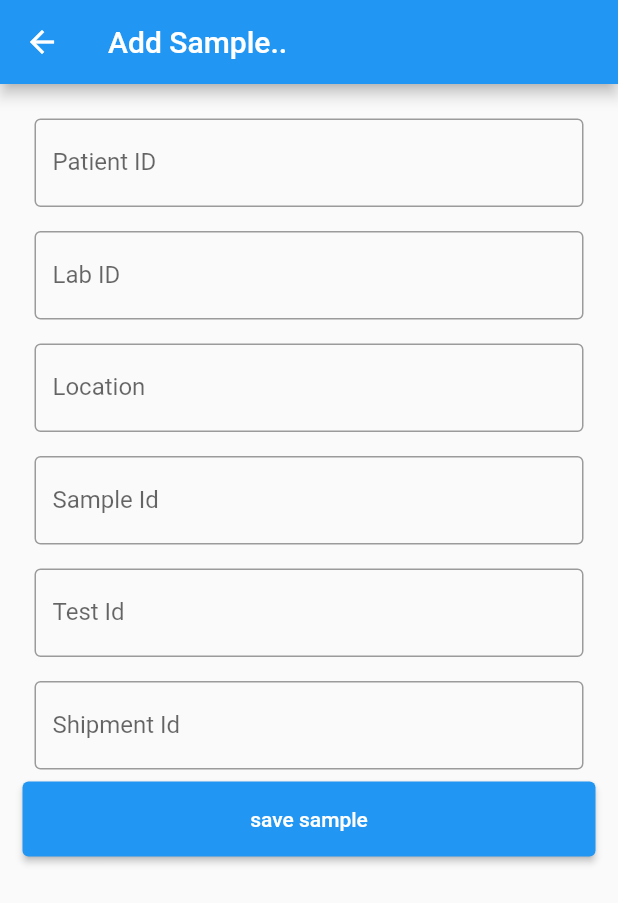
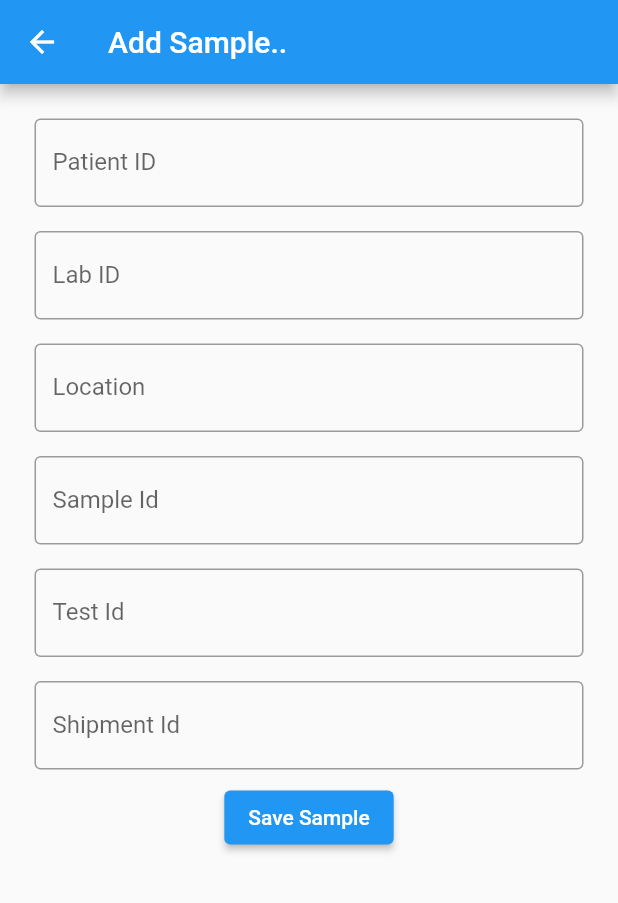
Before and after one commit to Tinomuchenje/sample-tracking, a Flutter app: the AddSampleDialog screen opened directly, on a phone screen of 412 x 824 dp. Shown: the top 903 px of the screen. Run offline on Flutter 3.47's test engine with Material 2 defaults, Android fonts, the phone set to English and light mode, and no system bars; our stand-ins replace sqflite; missing offline and left inert: dart:ffi; accounts and stored records are empty.

Commit message:
Added form for capturing patient data
- Cleaned patient model
- Extracted method for notification to be further made generic
- Created custom button for consistency and one change area

```diff
--- a/lib/consts/constants.dart
+++ b/lib/consts/constants.dart
@@ -30,3 +30,5 @@ const Color shrineSurfaceWhite = Color(0xFFFFFBFA);
 const Color shrineBackgroundWhite = Colors.white;
 
 const defaultLetterSpacing = 0.03;
+
+const defaultPadding = 15.0;
--- a/lib/models/patient.dart
+++ b/lib/models/patient.dart
@@ -1,44 +1,44 @@
 class Patient {
-  final String patient_id;
-  final String firstname;
-  final String lastname;
-  final String gender;
-  final DateTime dob;
-  final String client;
-  final String client_patient_id;
-  final String cohort_number;
-  final DateTime created_at;
-  final DateTime modified_at;
+  String patientId;
+  String firstname;
+  String lastname;
+  String gender;
+  DateTime dob;
+  String client;
+  String clientPatientId;
+  String cohortNumber;
+  DateTime dateCreated;
+  DateTime dateModified;
 
   Patient(
-      this.patient_id,
+      this.patientId,
       this.firstname,
       this.lastname,
       this.gender,
       this.dob,
       this.client,
-      this.client_patient_id,
-      this.cohort_number,
-      this.created_at,
-      this.modified_at);
+      this.clientPatientId,
+      this.cohortNumber,
+      this.dateCreated,
+      this.dateModified);
 
   Map<String, dynamic> toMap() {
     return {
-      'patient_id': patient_id,
+      'patient_id': patientId,
       'firstname': firstname,
       'lastname': lastname,
       'gender': gender,
       'dob': dob.toString(),
       'client': client,
-      'client_patient_id': client_patient_id,
-      'cohort_number': cohort_number,
-      'created_at': created_at.toString(),
-      'modified_at': modified_at.toString(),
+      'client_patient_id': clientPatientId,
+      'cohort_number': cohortNumber,
+      'created_at': dateCreated.toString(),
+      'modified_at': dateModified.toString(),
     };
   }
 
   @override
   String toString() {
-    return 'Patient{patient_id: $patient_id, firstname: $firstname, lastname: $lastname, gender: $gender, dob: $dob, client: $client, client_patient_id: $client_patient_id, cohort_number: $cohort_number, created_at: $created_at, modified_at: $modified_at}';
+    return 'Patient{patient_id: $patientId, firstname: $firstname, lastname: $lastname, gender: $gender, dob: $dob, client: $client, client_patient_id: $clientPatientId, cohort_number: $cohortNumber, created_at: $dateCreated, modified_at: $dateModified}';
   }
 }
--- a/lib/views/dialogs/add_sample.dart
+++ b/lib/views/dialogs/add_sample.dart
@@ -1,8 +1,10 @@
 import 'package:flutter/cupertino.dart';
 import 'package:flutter/material.dart';
 import 'package:provider/provider.dart';
+import 'package:sample_tracking_system_flutter/consts/constants.dart';
 import 'package:sample_tracking_system_flutter/models/sample.dart';
 import 'package:sample_tracking_system_flutter/providers/samples_provider.dart';
+import 'package:sample_tracking_system_flutter/views/widgets/custom_elevated_button.dart';
 import 'package:sample_tracking_system_flutter/views/widgets/custom_text_form_field.dart';
 
 class AddSampleDialog extends StatefulWidget {
@@ -16,11 +18,6 @@ class _AddSampleDialogState extends State<AddSampleDialog> {
   String sampleType = 'sample';
   late Sample _sample;
   final _formKey = GlobalKey<FormState>();
-
-  @override
-  void initState() {
-    super.initState();
-  }
 
   @override
   void didChangeDependencies() {
@@ -40,7 +37,7 @@ class _AddSampleDialogState extends State<AddSampleDialog> {
           child: ListView(
             children: <Widget>[
               Padding(
-                padding: const EdgeInsets.all(15),
+                padding: const EdgeInsets.all(defaultPadding),
                 child: Column(
                   children: <Widget>[
                     CustomTextFormField(
@@ -79,10 +76,8 @@ class _AddSampleDialogState extends State<AddSampleDialog> {
                         if (value != null) _sample.shipment_id = value;
                       },
                     ),
-                    ElevatedButton(
-                      style: ButtonStyle(
-                        minimumSize: MaterialStateProperty.all(Size(382, 50)),
-                      ),
+                    CustomElevatedButton(
+                      labelText: "Save Sample",
                       onPressed: () {
                         if (_formKey.currentState!.validate()) {
                           _formKey.currentState!.save();
@@ -93,15 +88,9 @@ class _AddSampleDialogState extends State<AddSampleDialog> {
                           Provider.of<SamplesProvider>(context, listen: false)
                               .add(_sample);
 
-                          ScaffoldMessenger.of(context).showSnackBar(
-                            const SnackBar(
-                              content: Text("Sample saved"),
-                              backgroundColor: Colors.green,
-                            ),
-                          );
+                          showNotification(context);
                         }
                       },
-                      child: const Text("save sample"),
                     ),
                   ],
                 ),
@@ -110,4 +99,14 @@ class _AddSampleDialogState extends State<AddSampleDialog> {
           ),
         ));
   }
+
+  void showNotification(BuildContext context) {
+    // we should extract this into common area for forms
+    ScaffoldMessenger.of(context).showSnackBar(
+      const SnackBar(
+        content: Text("Sample saved"),
+        backgroundColor: Colors.green,
+      ),
+    );
+  }
 }
--- /dev/null
+++ b/lib/views/widgets/custom_elevated_button.dart
@@ -0,0 +1,19 @@
+import 'package:flutter/material.dart';
+
+class CustomElevatedButton extends StatefulWidget {
+  final String labelText;
+  final Function()? onPressed;
+
+  CustomElevatedButton({required this.labelText, this.onPressed});
+
+  @override
+  _CustomElevatedButtonState createState() => _CustomElevatedButtonState();
+}
+
+class _CustomElevatedButtonState extends State<CustomElevatedButton> {
+  @override
+  Widget build(BuildContext context) {
+    return ElevatedButton(
+        onPressed: widget.onPressed, child: Text(widget.labelText));
+  }
+}
--- a/lib/views/widgets/samples_tab.dart
+++ b/lib/views/widgets/samples_tab.dart
@@ -27,10 +27,8 @@ class _SamplesTabState extends State<SamplesTab> {
     return Scaffold(
       appBar: AppBar(
         leading: IconButton(
-          icon: Icon(Icons.add),
+          icon: const Icon(Icons.add),
           onPressed: () {
-            print("Pressed add button");
-            // showDialog<void>(context: context, builder: (context)=>dialog);
             Navigator.push(
               context,
               MaterialPageRoute<void>(
```
Also changed, not shown: lib/views/dialogs/add_patient.dart (added, +79 -0 lines), lib/views/widgets/patients_tab.dart (+15 -2 lines).
